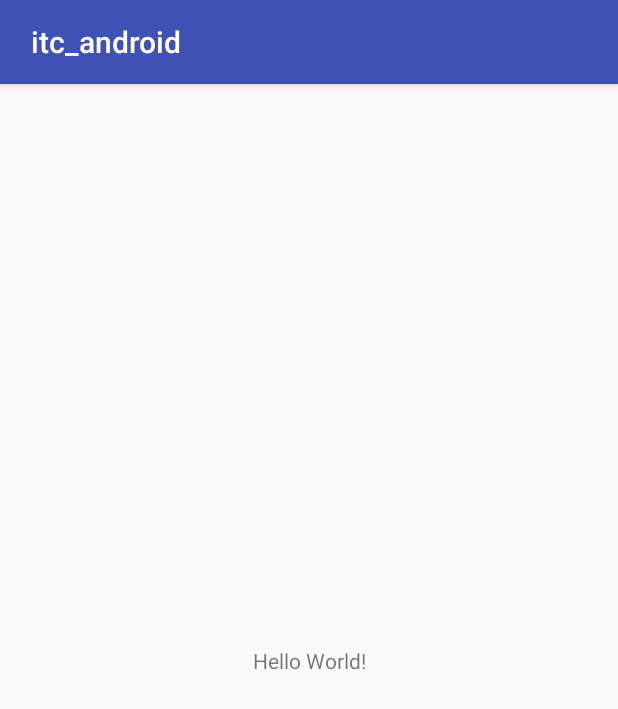
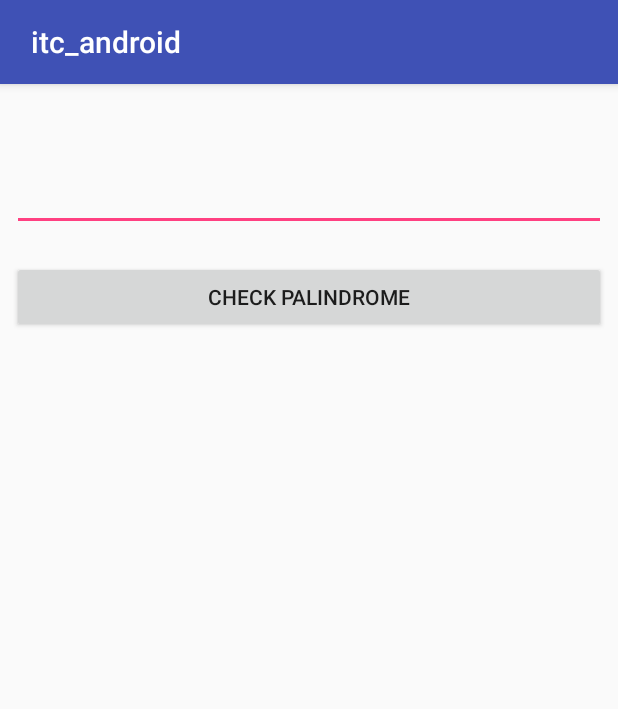
Before and after one commit to tpalwayscreative/itc_android, an Android app: the screen it shows after launch (MainActivity), on a phone screen of 412 x 824 dp. Shown: the top 709 px of the screen. Run offline under Robolectric (Android 15) with nearby library versions, the phone set to English and light mode, and no system bars; our stand-ins replace ButterKnife.

Commit message:
Adding new feature

```diff
--- a/app/src/main/AndroidManifest.xml
+++ b/app/src/main/AndroidManifest.xml
@@ -1,7 +1,6 @@
 <?xml version="1.0" encoding="utf-8"?>
 <manifest xmlns:android="http://schemas.android.com/apk/res/android"
     package="itc_android.com.itc_android">
-
     <application
         android:allowBackup="true"
         android:icon="@mipmap/ic_launcher"
@@ -9,7 +8,7 @@
         android:roundIcon="@mipmap/ic_launcher_round"
         android:supportsRtl="true"
         android:theme="@style/AppTheme">
-        <activity android:name=".MainActivity">
+        <activity android:name=".ui.palindrome.activity.MainActivity">
             <intent-filter>
                 <action android:name="android.intent.action.MAIN" />
 
--- a/app/src/main/java/itc_android/com/itc_android/MainActivity.java
+++ /dev/null
@@ -1,15 +0,0 @@
-package itc_android.com.itc_android;
-
-import android.support.v7.app.AppCompatActivity;
-import android.os.Bundle;
-
-public class MainActivity extends AppCompatActivity {
-
-    @Override
-    protected void onCreate(Bundle savedInstanceState) {
-        super.onCreate(savedInstanceState);
-        setContentView(R.layout.activity_main);
-    }
-
-
-}
--- /dev/null
+++ b/app/src/main/java/itc_android/com/itc_android/ui/palindrome/activity/MainActivity.java
@@ -0,0 +1,70 @@
+package itc_android.com.itc_android.ui.palindrome.activity;
+
+import android.content.pm.ActivityInfo;
+import android.content.pm.PackageManager;
+import android.support.annotation.NonNull;
+import android.support.v4.app.FragmentManager;
+import android.support.v7.app.AppCompatActivity;
+import android.os.Bundle;
+import android.util.Log;
+
+import itc_android.com.itc_android.Constant;
+import itc_android.com.itc_android.ui.palindrome.fragment.InputFragment;
+import itc_android.com.itc_android.R;
+import itc_android.com.itc_android.ui.palindrome.fragment.ResultFragment;
+import itc_android.com.itc_android.common.utils.Utils;
+
+public class MainActivity extends AppCompatActivity implements InputFragment.ListenerInput,ResultFragment.ListenerResult {
+
+    private InputFragment inputFragment ;
+    private ResultFragment resultFragment ;
+    private FragmentManager fragmentManager ;
+    @Override
+    protected void onCreate(Bundle savedInstanceState) {
+
+        super.onCreate(savedInstanceState);
+        setContentView(R.layout.activity_main);
+        setRequestedOrientation(ActivityInfo.SCREEN_ORIENTATION_LANDSCAPE);
+        setRequestedOrientation(ActivityInfo.SCREEN_ORIENTATION_PORTRAIT);
+        inputFragment = new InputFragment();
+        fragmentManager = getSupportFragmentManager();
+        inputFragment.setListenerInput(this);
+        resultFragment = new ResultFragment();
+        resultFragment.setListenerResult(this);
+        onDefault();
+
+    }
+
+    public void onDefault(){
+        fragmentManager.beginTransaction()
+                .replace(R.id.flMain,inputFragment,inputFragment.getTag())
+                .commit();
+    }
+
+    @Override
+    public void onInputAction(String input,String result) {
+        Bundle bundle = new Bundle();
+        bundle.putString(Constant.TAG_VALUE,input);
+        bundle.putString(Constant.TAG_RESULT,result);
+        resultFragment.setArguments(bundle);
+        fragmentManager.beginTransaction()
+                .replace(R.id.flMain,resultFragment,resultFragment.getTag())
+                .commit();
+    }
+
+    @Override
+    public void onResultAction() {
+        fragmentManager.beginTransaction()
+                .replace(R.id.flMain,inputFragment,inputFragment.getTag())
+                .commit();
+    }
+
+    @Override
+    public void onRequestPermissionsResult(int requestCode, @NonNull String[] permissions, @NonNull int[] grantResults) {
+        super.onRequestPermissionsResult(requestCode, permissions, grantResults);
+        if (requestCode == 111 && grantResults[0] == PackageManager.PERMISSION_GRANTED) {
+            Log.d("action","Grandted successfully");
+            Utils.setAutoOrientationEnabled(getApplicationContext(),true);
+        }
+    }
+}
--- /dev/null
+++ b/app/src/main/java/itc_android/com/itc_android/ui/palindrome/fragment/InputFragment.java
@@ -0,0 +1,71 @@
+package itc_android.com.itc_android.ui.palindrome.fragment;
+
+
+import android.os.Bundle;
+import android.support.v4.app.Fragment;
+import android.util.Log;
+import android.view.LayoutInflater;
+import android.view.View;
+import android.view.ViewGroup;
+import android.widget.Button;
+import android.widget.EditText;
+
+import java.nio.Buffer;
+
+import butterknife.BindView;
+import butterknife.ButterKnife;
+import butterknife.OnClick;
+import butterknife.Unbinder;
+import itc_android.com.itc_android.R;
+import itc_android.com.itc_android.common.utils.Utils;
+
+
+/**
+ * A simple {@link Fragment} subclass.
+ */
+public class InputFragment extends Fragment {
+
+    private ListenerInput listenerInput ;
+    @BindView(R.id.btnInput)
+    Button btnInput ;
+    @BindView(R.id.edtInput)
+    EditText editText ;
+    private Unbinder unbinder;
+
+    public InputFragment(){
+
+    }
+
+    public void setListenerInput(ListenerInput listenerInput){
+        this.listenerInput = listenerInput;
+    }
+
+    @Override
+    public View onCreateView(LayoutInflater inflater, ViewGroup container,
+                             Bundle savedInstanceState) {
+        // Inflate the layout for this fragment
+        View view = inflater.inflate(R.layout.fragment_input,container,false);
+        unbinder = ButterKnife.bind(this,view);
+        return view;
+    }
+
+    @OnClick(R.id.btnInput)
+    public void onClickInput(){
+        String edtValue = editText.getText().toString() ;
+        if (!Utils.isCheckEmpty(edtValue)){
+            String value = Utils.sanitize(edtValue);
+            listenerInput.onInputAction(editText.getText().toString(),""+Utils.isPalindrome(value));
+        }
+
+    }
+
+    public interface ListenerInput {
+        void onInputAction(String input,String result);
+    }
+
+    @Override
+    public void onDestroy() {
+        super.onDestroy();
+        unbinder.unbind();
+    }
+}
--- /dev/null
+++ b/app/src/main/java/itc_android/com/itc_android/ui/palindrome/fragment/ResultFragment.java
@@ -0,0 +1,107 @@
+package itc_android.com.itc_android.ui.palindrome.fragment;
+
+
+import android.os.Bundle;
+import android.support.v4.app.Fragment;
+import android.support.v7.widget.LinearLayoutManager;
+import android.support.v7.widget.RecyclerView;
+import android.view.LayoutInflater;
+import android.view.View;
+import android.view.ViewGroup;
+import android.widget.Button;
+import android.widget.TextView;
+
+import java.util.ArrayList;
+import java.util.List;
+
+import butterknife.BindView;
+import butterknife.ButterKnife;
+import butterknife.OnClick;
+import butterknife.Unbinder;
+import itc_android.com.itc_android.Constant;
+import itc_android.com.itc_android.R;
+import itc_android.com.itc_android.model.CPalindrome;
+
+
+/**
+ * A simple {@link Fragment} subclass.
+ */
+public class ResultFragment extends Fragment implements ResultAdapter.ListenerResultAdapter {
+
+    @BindView(R.id.btnResult)
+    Button btnResult ;
+    @BindView(R.id.tvResult)
+    TextView tvResult ;
+    @BindView(R.id.rc_Item)
+    RecyclerView recyclerView ;
+    private ListenerResult listenerResult ;
+    private ResultAdapter adapter ;
+    private Unbinder unbinder;
+    private List<CPalindrome> list ;
+    private LinearLayoutManager llm ;
+
+    public ResultFragment() {
+        // Required empty public constructor
+    }
+
+    public void setListenerResult(ListenerResult listenerResult){
+        this.listenerResult = listenerResult ;
+        list = new ArrayList<>();
+
+    }
+
+    @Override
+    public View onCreateView(LayoutInflater inflater, ViewGroup container,
+                             Bundle savedInstanceState) {
+        // Inflate the layout for this fragment
+        View view =  inflater.inflate(R.layout.fragment_result, container, false);
+        unbinder = ButterKnife.bind(this,view);
+        setupRecyclerView();
+        return  view ;
+    }
+
+    public void setupRecyclerView() {
+        llm = new LinearLayoutManager(getActivity(), LinearLayoutManager.VERTICAL, false);
+        recyclerView.setLayoutManager(llm);
+        adapter = new ResultAdapter(getActivity().getLayoutInflater(),getActivity(), this);
+        recyclerView.setAdapter(adapter);
+    }
+
+    @Override
+    public void onItemClicked(int position) {
+
+    }
+
+    @Override
+    public void onResume() {
+        super.onResume();
+        Bundle bundle = new Bundle();
+        bundle = getArguments();
+        String value = bundle.getString(Constant.TAG_VALUE);
+        String result = bundle.getString(Constant.TAG_RESULT);
+        if (result.equals("true")){
+            tvResult.setText(value +" : "+" is a palindrome");
+        }
+        else{
+            tvResult.setText(value +" : "+" is not a palindrome");
+        }
+        list.add(new CPalindrome(value,result));
+        adapter.setDataSource(list);
+    }
+
+    @OnClick(R.id.btnResult)
+    public void onClickResult(){
+        listenerResult.onResultAction();
+    }
+
+    @Override
+    public void onDestroy() {
+        super.onDestroy();
+        unbinder.unbind();
+    }
+
+    public interface ListenerResult {
+        void onResultAction();
+    }
+
+}
--- a/app/src/main/res/layout/activity_main.xml
+++ b/app/src/main/res/layout/activity_main.xml
@@ -4,15 +4,19 @@
     xmlns:tools="http://schemas.android.com/tools"
     android:layout_width="match_parent"
     android:layout_height="match_parent"
-    tools:context="itc_android.com.itc_android.MainActivity">
+    tools:context="itc_android.com.itc_android.ui.palindrome.activity.MainActivity">
 
-    <TextView
-        android:layout_width="wrap_content"
-        android:layout_height="wrap_content"
-        android:text="Hello World!"
+    <LinearLayout
+        android:orientation="vertical"
+        android:id="@+id/flMain"
+        android:layout_width="0dp"
+        android:layout_height="0dp"
         app:layout_constraintBottom_toBottomOf="parent"
         app:layout_constraintLeft_toLeftOf="parent"
         app:layout_constraintRight_toRightOf="parent"
-        app:layout_constraintTop_toTopOf="parent" />
+        app:layout_constraintTop_toTopOf="parent">
+
+
+    </LinearLayout>
 
 </android.support.constraint.ConstraintLayout>
--- /dev/null
+++ b/app/src/main/res/layout/fragment_input.xml
@@ -0,0 +1,41 @@
+<android.support.constraint.ConstraintLayout xmlns:android="http://schemas.android.com/apk/res/android"
+    xmlns:app="http://schemas.android.com/apk/res-auto"
+    xmlns:tools="http://schemas.android.com/tools"
+    android:layout_width="match_parent"
+    android:layout_height="match_parent"
+    tools:context="itc_android.com.itc_android.ui.palindrome.fragment.InputFragment">
+
+    <!-- TODO: Update blank fragment layout -->
+
+
+    <LinearLayout
+        android:orientation="vertical"
+        android:layout_width="0dp"
+        android:layout_height="0dp"
+        tools:layout_constraintTop_creator="1"
+        tools:layout_constraintRight_creator="1"
+        android:layout_marginStart="8dp"
+        android:layout_marginEnd="8dp"
+        app:layout_constraintBottom_toBottomOf="parent"
+        app:layout_constraintRight_toRightOf="parent"
+        android:layout_marginTop="8dp"
+        tools:layout_constraintLeft_creator="1"
+        app:layout_constraintLeft_toLeftOf="parent"
+        app:layout_constraintTop_toTopOf="parent" >
+
+
+        <EditText
+            android:id="@+id/edtInput"
+            android:layout_marginTop="50dp"
+            android:layout_width="match_parent"
+            android:layout_height="40dp" />
+        <Button
+            android:layout_marginTop="20dp"
+            android:text="@string/tv_check_palindrome"
+            android:id="@+id/btnInput"
+            android:layout_width="match_parent"
+            android:layout_height="wrap_content" />
+
+   </LinearLayout>
+
+</android.support.constraint.ConstraintLayout>
--- a/app/src/main/res/values/colors.xml
+++ b/app/src/main/res/values/colors.xml
@@ -3,4 +3,5 @@
     <color name="colorPrimary">#3F51B5</color>
     <color name="colorPrimaryDark">#303F9F</color>
     <color name="colorAccent">#FF4081</color>
+    <color name="color_purple_opacity">#669013fe</color>
 </resources>
```
Also changed, not shown: app/build.gradle (+15 -5 lines), app/src/main/java/itc_android/com/itc_android/Constant.java (added, +12 -0 lines), app/src/main/java/itc_android/com/itc_android/common/adapter/BaseAdapter.java (added, +101 -0 lines), app/src/main/java/itc_android/com/itc_android/common/adapter/BaseHolder.java (added, +19 -0 lines), app/src/main/java/itc_android/com/itc_android/common/utils/Utils.java (added, +75 -0 lines), app/src/main/java/itc_android/com/itc_android/model/CPalindrome.java (added, +21 -0 lines), app/src/main/java/itc_android/com/itc_android/ui/palindrome/fragment/ResultAdapter.java (added, +86 -0 lines), app/src/main/res/layout/fragment_result.xml (added, +56 -0 lines), app/src/main/res/layout/item_result.xml (added, +25 -0 lines), app/src/main/res/values/strings.xml (+7 -0 lines).
